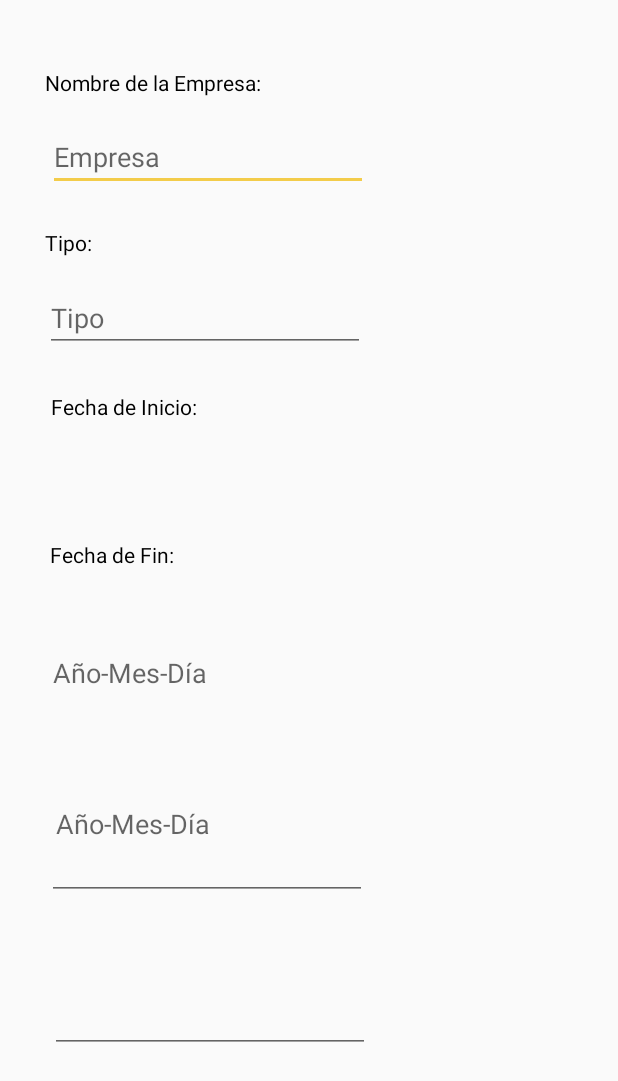
After one commit to JoseNefilimSnow/gestor_de_contratos, an Android app: the Pop screen opened directly, with no data from a screen before it, on a phone screen of 412 x 824 dp. The commit adds this screen. Shown: the top 1081 px of the screen. Run offline under Robolectric (Android 15) with nearby library versions, the phone set to English and light mode, and no system bars.

Commit message:
Servidor terminado, cliente más avanzado que en master

```diff
--- a/Cliente/gestorDeContratos/app/src/main/AndroidManifest.xml
+++ b/Cliente/gestorDeContratos/app/src/main/AndroidManifest.xml
@@ -16,6 +16,9 @@
                 <category android:name="android.intent.category.LAUNCHER" />
             </intent-filter>
         </activity>
+        <activity android:name=".Pop" >
+            android:theme="@style/"AppTheme.Custom"
+        </activity>
     </application>
 
 </manifest>
--- /dev/null
+++ b/Cliente/gestorDeContratos/app/src/main/java/com/loquat/jose/gestordecontratos/Pop.kt
@@ -0,0 +1,26 @@
+package com.loquat.jose.gestordecontratos
+
+import android.app.Activity
+import android.os.Bundle
+import android.util.DisplayMetrics
+
+
+class Pop : Activity() {
+    override fun onCreate(savedInstanceState: Bundle?) {
+        super.onCreate(savedInstanceState)
+        setContentView(R.layout.modal)
+        val dm = DisplayMetrics()
+        windowManager.defaultDisplay.getMetrics(dm)
+
+        val width = dm.widthPixels
+        val heigth = dm.heightPixels
+
+
+        window.setLayout(width, heigth)
+
+    }
+
+    private fun isNumeric(s: String?): Boolean {
+        return s != null && s.matches("[-+]?\\d*\\.?\\d+".toRegex())
+    }
+}
--- /dev/null
+++ b/Cliente/gestorDeContratos/app/src/main/res/layout-v26/modal.xml
@@ -0,0 +1,72 @@
+<?xml version="1.0" encoding="utf-8"?>
+<RelativeLayout xmlns:android="http://schemas.android.com/apk/res/android"
+                android:layout_width="match_parent" android:layout_height="match_parent" android:visibility="visible">
+    <TextView
+            android:text="@string/nombre_de_la_empresa"
+            android:layout_width="wrap_content"
+            android:layout_height="wrap_content" android:layout_alignParentStart="true"
+            android:layout_marginStart="30dp" android:layout_alignParentLeft="true" android:layout_alignParentTop="true"
+            android:id="@+id/textView" android:layout_marginTop="45dp" android:layout_marginLeft="30dp"
+            android:visibility="visible" android:textColor="@android:color/background_dark"
+            android:layout_alignParentEnd="true" android:layout_alignParentRight="true"
+            android:layout_marginRight="208dp" android:layout_marginEnd="208dp"/>
+    <EditText
+            android:layout_width="wrap_content"
+            android:layout_height="wrap_content"
+            android:inputType="textPersonName"
+            android:ems="10"
+            android:id="@+id/nombreEmpresa"
+            android:layout_alignStart="@+id/textView" android:layout_marginStart="2dp"
+            android:layout_marginTop="17dp" android:layout_below="@+id/textView" android:hint="@string/empresa"
+            android:importantForAutofill="no" android:visibility="visible"/>
+    <TextView
+            android:text="@string/tipo"
+            android:layout_width="wrap_content"
+            android:layout_height="wrap_content" android:layout_alignParentTop="true" android:id="@+id/textView2"
+            android:layout_marginTop="152dp" android:layout_alignStart="@+id/textView"
+            android:layout_alignParentEnd="true" android:layout_alignParentRight="true"
+            android:layout_marginRight="323dp" android:layout_marginEnd="323dp"
+            android:textColor="@android:color/background_dark" android:visibility="visible"/>
+    <EditText
+            android:layout_width="wrap_content"
+            android:layout_height="wrap_content"
+            android:inputType="textPersonName"
+            android:ems="10"
+            android:id="@+id/editText" android:layout_marginTop="18dp"
+            android:layout_alignStart="@+id/textView" android:layout_below="@+id/textView2" android:hint="@string/tipo2"
+            android:visibility="visible" android:autofillHints=""/>
+    <TextView
+            android:text="@string/fecha_de_inicio"
+            android:layout_width="wrap_content"
+            android:layout_height="wrap_content" android:id="@+id/textView3"
+            android:layout_alignStart="@+id/textView"
+            android:textColor="@android:color/background_dark" android:visibility="visible"
+            android:layout_marginTop="261dp" android:layout_marginStart="4dp" android:layout_alignParentTop="true"/>
+    <TextView
+            android:text="@string/fecha_de_fin"
+            android:layout_width="wrap_content"
+            android:layout_height="wrap_content" android:id="@+id/textView4"
+            android:layout_alignStart="@+id/textView"
+            android:textColor="@android:color/background_dark" android:visibility="visible"
+            android:layout_marginTop="360dp" android:layout_marginStart="3dp" android:layout_alignParentTop="true"/>
+    <EditText
+            android:layout_width="wrap_content"
+            android:layout_height="wrap_content"
+            android:inputType="textPersonName"
+            android:ems="10"
+            android:layout_alignEnd="@+id/editText" android:layout_alignParentBottom="true"
+            android:id="@+id/fecha_inicio"
+            android:layout_marginBottom="224dp" android:layout_marginTop="17dp" android:layout_below="@+id/textView3"
+            android:layout_marginEnd="-1dp" android:hint="@string/a_o_mes_d_a" android:importantForAutofill="no"
+            android:visibility="visible"/>
+    <EditText
+            android:layout_width="wrap_content"
+            android:layout_height="wrap_content"
+            android:inputType="textPersonName"
+            android:ems="10"
+            android:layout_alignEnd="@+id/editText" android:layout_alignParentBottom="true"
+            android:id="@+id/fecha_fin"
+            android:layout_marginBottom="122dp" android:layout_marginTop="17dp" android:layout_below="@+id/textView4"
+            android:layout_marginEnd="-3dp" android:hint="@string/a_o_mes_d_a2" android:autofillHints=""
+            android:visibility="visible"/>
+</RelativeLayout>
--- /dev/null
+++ b/Cliente/gestorDeContratos/app/src/main/res/layout/modal.xml
@@ -0,0 +1,20 @@
+<?xml version="1.0" encoding="utf-8"?>
+<RelativeLayout xmlns:android="http://schemas.android.com/apk/res/android"
+                android:layout_width="match_parent" android:layout_height="match_parent">
+    <TextView
+            android:text="@string/nombre_de_la_empresa"
+            android:layout_width="wrap_content"
+            android:layout_height="wrap_content" android:layout_alignParentStart="true"
+            android:layout_marginStart="30dp" android:layout_alignParentLeft="true" android:layout_alignParentTop="true"
+            android:id="@+id/textView" android:layout_marginTop="45dp" android:layout_marginLeft="30dp"
+            android:visibility="visible" android:textColor="@android:color/background_dark"/>
+    <EditText
+            android:layout_width="wrap_content"
+            android:layout_height="wrap_content"
+            android:inputType="textPersonName"
+            android:ems="10"
+            android:id="@+id/nombreEmpresa"
+            android:layout_alignStart="@+id/textView" android:layout_marginStart="2dp"
+            android:layout_marginTop="17dp" android:layout_below="@+id/textView" android:hint="Empresa"
+            android:importantForAutofill="no"/>
+</RelativeLayout>
--- a/Cliente/gestorDeContratos/app/src/main/res/values/strings.xml
+++ b/Cliente/gestorDeContratos/app/src/main/res/values/strings.xml
@@ -1,3 +1,11 @@
 <resources>
     <string name="app_name">gestorDeContratos</string>
+    <string name="nombre_de_la_empresa">Nombre de la Empresa:</string>
+    <string name="empresa">Empresa</string>
+    <string name="tipo">Tipo:</string>
+    <string name="fecha_de_inicio">Fecha de Inicio:</string>
+    <string name="tipo2">Tipo</string>
+    <string name="fecha_de_fin">Fecha de Fin:</string>
+    <string name="a_o_mes_d_a">Año-Mes-Día</string>
+    <string name="a_o_mes_d_a2">Año-Mes-Día</string>
 </resources>
--- a/Cliente/gestorDeContratos/app/src/main/res/values/styles.xml
+++ b/Cliente/gestorDeContratos/app/src/main/res/values/styles.xml
@@ -1,11 +1,14 @@
 <resources>
 
     <!-- Base application theme. -->
-    <style name="AppTheme" parent="Theme.AppCompat.Light.DarkActionBar">
+    <style name="AppTheme" parent="Theme.AppCompat.Light.NoActionBar">
         <!-- Customize your theme here. -->
-        <item name="colorPrimary">@color/colorPrimary</item>
-        <item name="colorPrimaryDark">@color/colorPrimaryDark</item>
-        <item name="colorAccent">@color/colorAccent</item>
+        <item name="colorPrimary">#FFFFFF</item>
+        <item name="colorPrimaryDark">#000000</item>
+        <item name="colorAccent">#F3CC4A</item>
     </style>
-
+    <style name="AppTheme.Custom">
+        <item name="android:windowIsTranslucent">true</item>
+        <item name="android:windowCloseOnTouchOutside">true</item>
+    </style>
 </resources>
```
Also changed, not shown: Cliente/gestorDeContratos/app/src/main/java/com/loquat/jose/gestordecontratos/MainActivity.kt (+7 -1 lines), Cliente/gestorDeContratos/app/src/main/res/drawable/ic_add_black.xml (added, +9 -0 lines), Cliente/gestorDeContratos/app/src/main/res/drawable/ic_settings_black.xml (added, +9 -0 lines), Cliente/gestorDeContratos/app/src/main/res/layout/activity_main.xml (+14 -9 lines), 9 other files.
